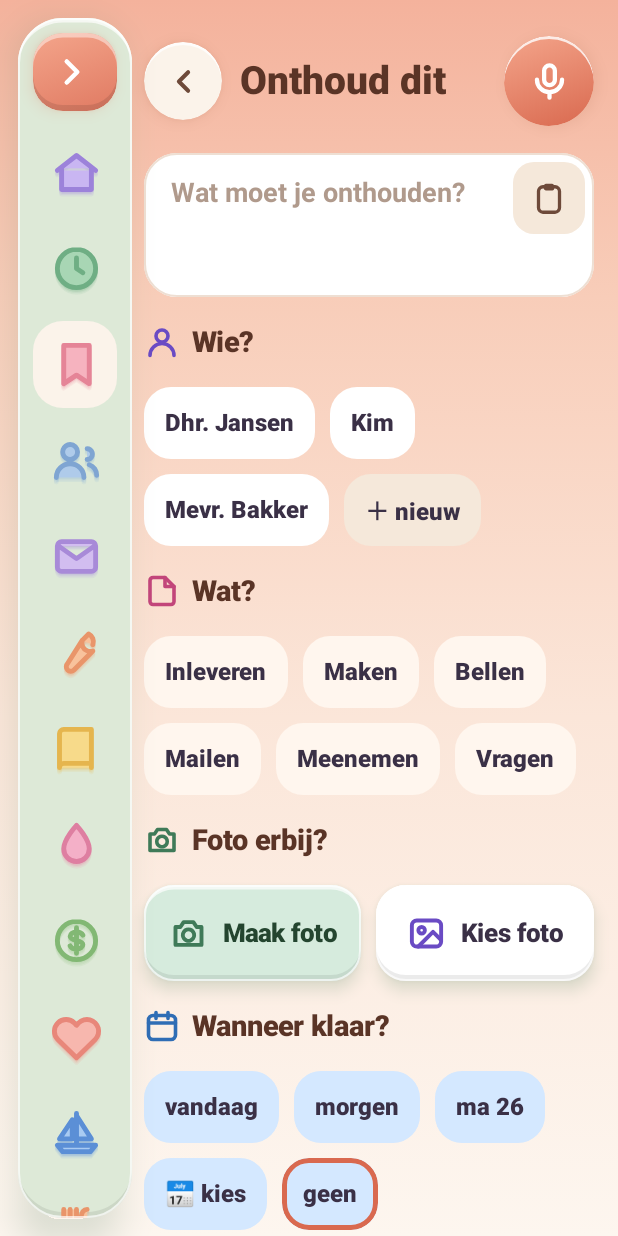
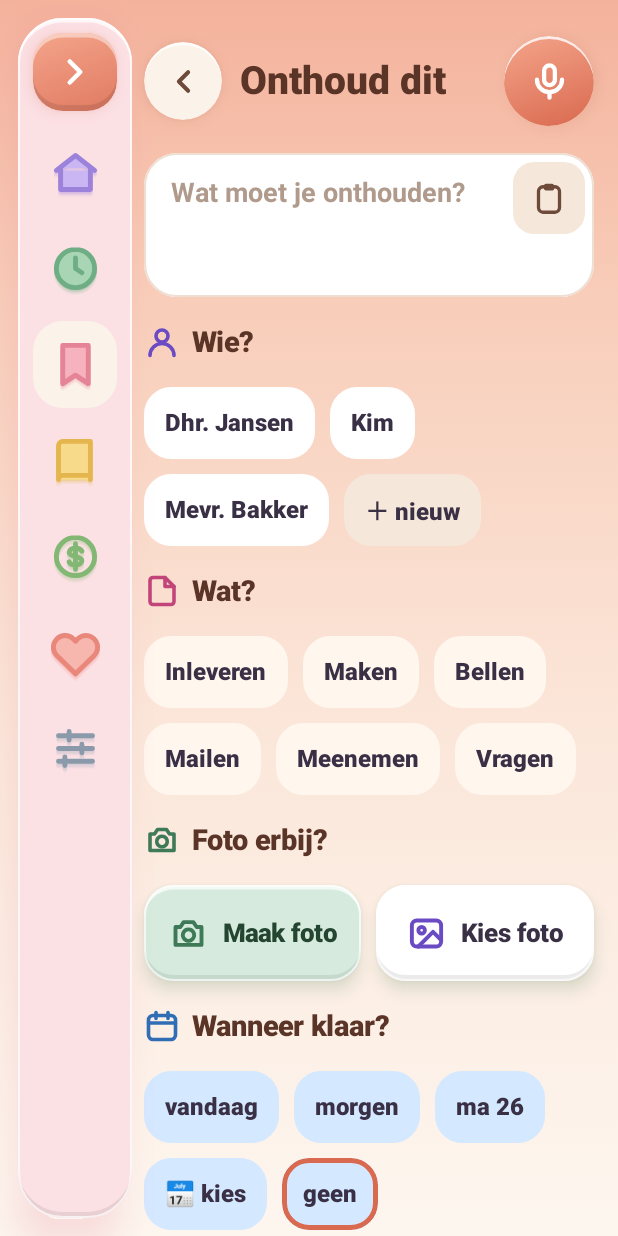
Before and after one commit to odeliamost-bit/bash-bord, an Android app built with Jetpack Compose: the @Preview function ToevoegenVoorbeeld, on a phone screen of 412 x 824 dp. Run offline under Robolectric (Android 15) with nearby library versions, the phone set to English and light mode, and no system bars.

Commit message:
Zijbalk in 7 groepen, roze, icoontjes in het midden; plantje nagetekend
Co-Authored-By: Claude Opus 5.5 <noreply@anthropic.com>
Claude-Session: https://claude.ai/code/session_01BVPRnzF8sqkkJjsQEfjpzX

```diff
--- a/app/src/main/java/nl/odelia/dashboard/ui/menu/Zijbalk.kt
+++ b/app/src/main/java/nl/odelia/dashboard/ui/menu/Zijbalk.kt
@@ -52,9 +52,9 @@ val ZijbalkRuimte = 88.dp
 @Composable
 fun Zijbalk(
     open: Boolean,
-    gekozen: Plek,
+    gekozen: Groep,
     onWissel: () -> Unit,
-    onKies: (Plek) -> Unit,
+    onKies: (Groep) -> Unit,
     modifier: Modifier = Modifier,
     /** Namen van plekken die Odelia verborgen heeft. */
     verborgen: Set<String> = emptySet(),
@@ -65,7 +65,7 @@ fun Zijbalk(
         modifier
             .fillMaxHeight()
             .width(breedte)
-            .klei(Color(0xFFDDE9D7), vorm, schaduw = Color(0xFF5A8264), hoogte = 14.dp)
+            .klei(Color(0xFFFBE0E4), vorm, schaduw = Color(0xFFE07890), hoogte = 14.dp)
             .clip(vorm)
             .verticalScroll(rememberScrollState())
             .padding(10.dp),
@@ -83,22 +83,22 @@ fun Zijbalk(
                 .glans(knopVorm, licht = 0.45f, donker = 0.1f)
                 .clickable(onClick = onWissel)
                 .semantics { contentDescription = if (open) "Menu sluiten" else "Menu openen" }
-                .padding(start = 12.dp),
+                .padding(start = if (open) 12.dp else 0.dp),
             verticalAlignment = Alignment.CenterVertically,
-            horizontalArrangement = Arrangement.spacedBy(12.dp),
+            horizontalArrangement = if (open) Arrangement.spacedBy(12.dp) else Arrangement.Center,
         ) {
             Icoon(if (open) Icoontjes.pijlLinks else Icoontjes.pijlRechts, 28.dp)
             if (open) Tekst("Menu", 18.sp, kleur = Color.White, eenRegel = true)
         }
 
-        Plek.entries.filter { it.name !in verborgen || it in Plek.altijd }.forEach { plek ->
-            MenuRegel(plek, aan = plek == gekozen, open = open, onClick = { onKies(plek) })
+        Groep.entries.filter { it.zichtbaar(verborgen).isNotEmpty() }.forEach { groep ->
+            MenuRegel(groep, aan = groep == gekozen, open = open, onClick = { onKies(groep) })
         }
     }
 }
 
 @Composable
-private fun MenuRegel(plek: Plek, aan: Boolean, open: Boolean, onClick: () -> Unit) {
+private fun MenuRegel(groep: Groep, aan: Boolean, open: Boolean, onClick: () -> Unit) {
     val vorm = RoundedCornerShape(20.dp)
     Row(
         Modifier
@@ -107,15 +107,16 @@ private fun MenuRegel(plek: Plek, aan: Boolean, open: Boolean, onClick: () -> Un
             .clip(vorm)
             .background(if (aan) Kleur.Kaart else Color.Transparent)
             .selectable(selected = aan, onClick = onClick, role = Role.Tab)
-            .semantics { if (!open) contentDescription = plek.label }
-            .padding(start = 6.dp),
+            .semantics { if (!open) contentDescription = groep.label }
+            .padding(start = if (open) 6.dp else 0.dp),
         verticalAlignment = Alignment.CenterVertically,
-        horizontalArrangement = Arrangement.spacedBy(12.dp),
+        // Dicht: icoontje in het midden. Open: icoontje links met de naam ernaast.
+        horizontalArrangement = if (open) Arrangement.spacedBy(12.dp) else Arrangement.Center,
     ) {
         Box(Modifier.size(46.dp), contentAlignment = Alignment.Center) {
-            MenuIcoon(plek, 34.dp)
+            MenuIcoon(groep.icoon, 34.dp)
         }
-        if (open) Tekst(plek.label, 18.sp, kleur = Kleur.Inkt, eenRegel = true)
+        if (open) Tekst(groep.label, 18.sp, kleur = Kleur.Inkt, eenRegel = true)
     }
 }
 
```
Also changed, not shown: app/src/main/java/nl/odelia/dashboard/ui/DashboardApp.kt (+20 -3 lines), app/src/main/java/nl/odelia/dashboard/ui/menu/Groep.kt (added, +42 -0 lines), app/src/main/java/nl/odelia/dashboard/ui/menu/GroepScherm.kt (added, +70 -0 lines), app/src/main/java/nl/odelia/dashboard/ui/thuis/Plantje.kt (+28 -27 lines), 1 other file.
